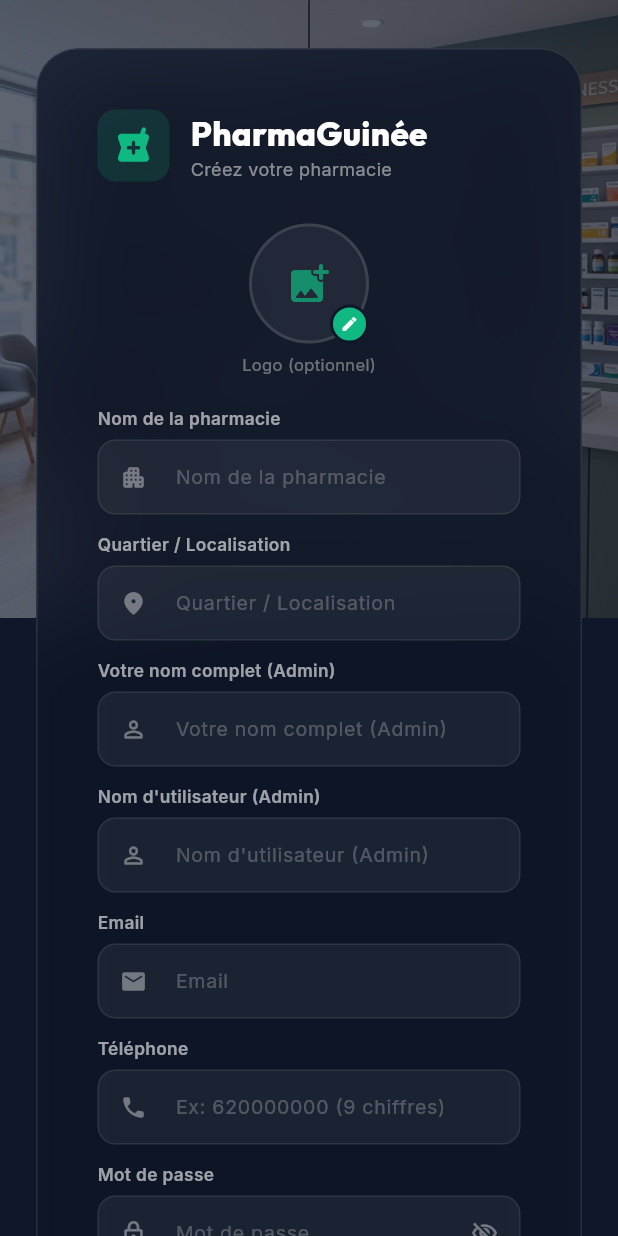
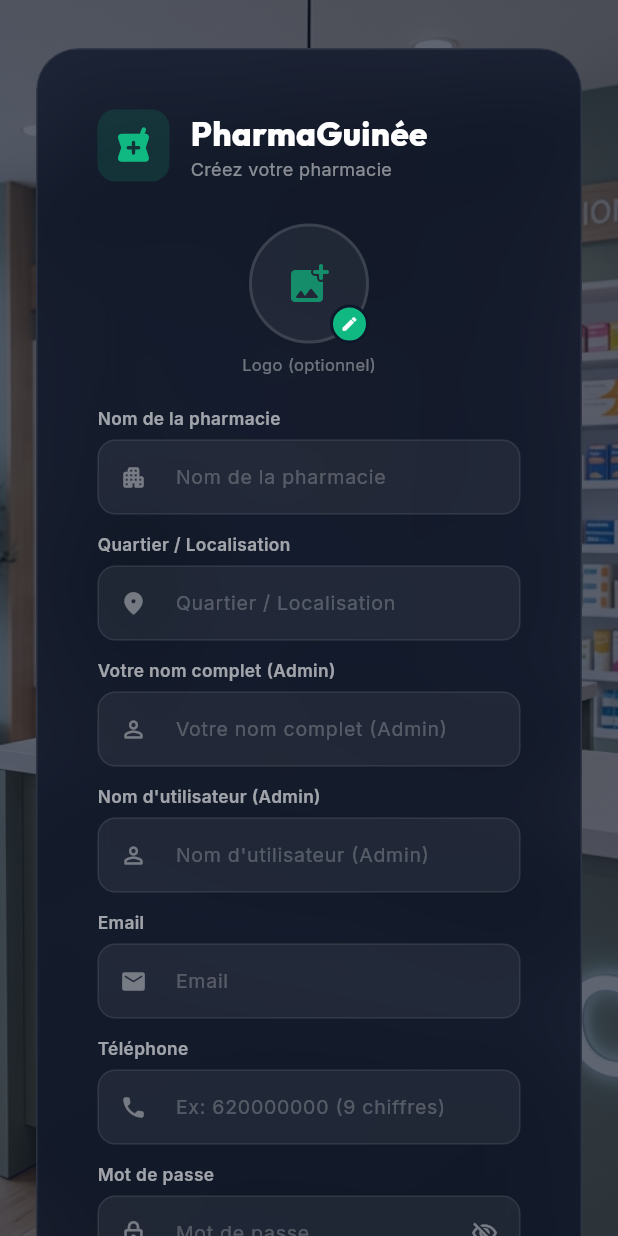
Before and after one commit to AdamaPlus/pharmacie, a Flutter app: the LoginView screen opened directly, on a phone screen of 412 x 824 dp. Run offline on Flutter 3.47's test engine with Material 3 defaults, Android fonts, the light colour scheme and no system bars; our stand-ins replace file_picker, fl_chart, google_fonts, pdf, printing, sqflite and 1 more; accounts and stored records are empty; statements that could not run were skipped.

Commit message:
Restore previous registration background display

```diff
--- a/lib/views/login_view.dart
+++ b/lib/views/login_view.dart
@@ -185,24 +185,12 @@
     // Premier lancement = inscription, sinon connexion
     final bool showRegister = !pharmacyRegistered;
 
-    final screenHeight = MediaQuery.of(context).size.height;
-
     return Scaffold(
       body: Stack(
         fit: StackFit.expand,
         children: [
           // ── Fond image pharmacie ──
-          Positioned(
-            top: 0,
-            left: 0,
-            right: 0,
-            height: screenHeight * 0.5,
-            child: Image.asset(
-              'assets/images/pharmacy_bg.png',
-              fit: BoxFit.contain,
-              alignment: Alignment.topCenter,
-            ),
-          ),
+          Image.asset('assets/images/pharmacy_bg.png', fit: BoxFit.cover),
 
           // ── Overlay sombre complet pour centrage ──
           Container(color: const Color(0xAA0F172A)),
```
